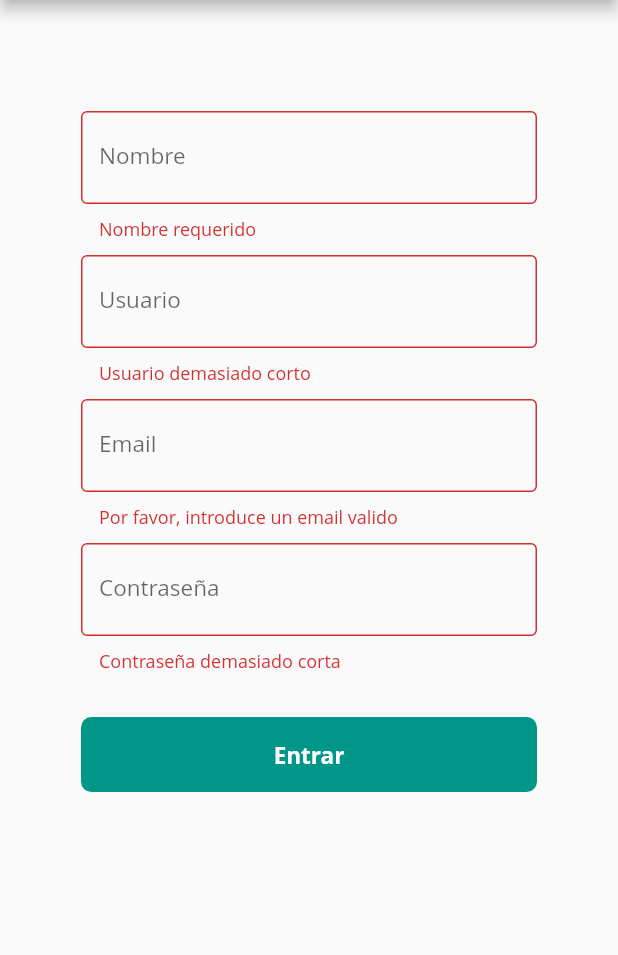
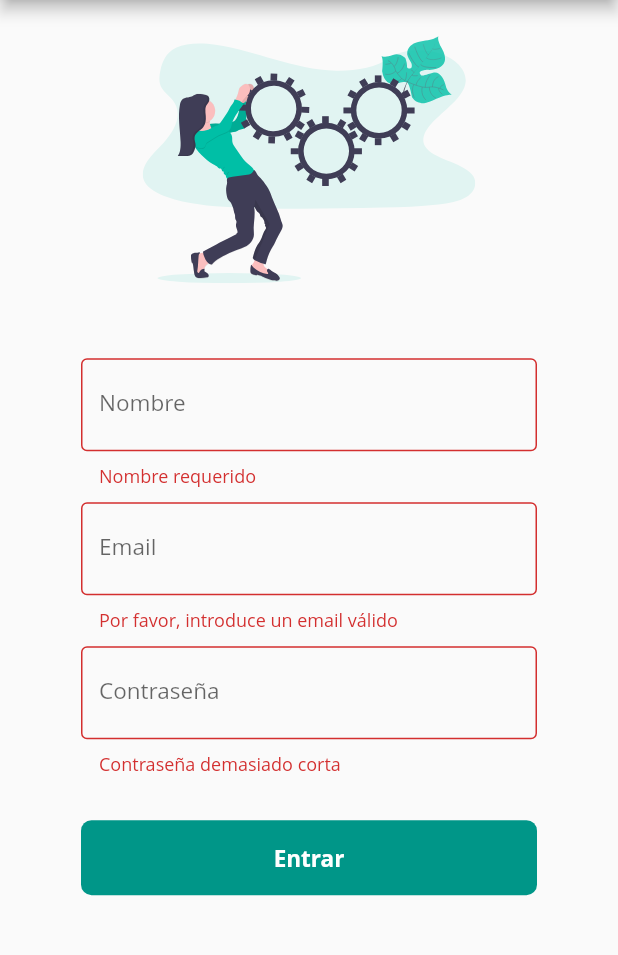
Before and after one commit to raulruval/entrenados, a Flutter app: the CreateAccount screen opened directly, on a phone screen of 412 x 824 dp, the part 84-1039 px from its top. Run offline on Flutter 3.47's test engine with Material 2 defaults, Android fonts, the phone set to English and light mode, and no system bars; our stand-ins replace auto_size_text, cached_network_image, chewie, cloud_firestore, device_preview, firebase_auth and 8 more; missing offline and left inert: animator, flutter_duration_picker, flutter_video_compress; accounts and stored records are empty; Roboto replaces fonts that are missing (default); statements that could not run were skipped.

Commit message:
it6-v3.6

```diff
--- a/entrenados/lib/pages/create_account.dart
+++ b/entrenados/lib/pages/create_account.dart
@@ -6,6 +6,7 @@ import 'package:entrenados/pages/home.dart';
 import 'package:firebase_auth/firebase_auth.dart';
 import 'package:flutter/material.dart';
 import 'package:entrenados/widgets/header.dart';
+import 'package:flutter_svg/svg.dart';
 
 class CreateAccount extends StatefulWidget {
   @override
@@ -55,8 +56,7 @@ class _CreateAccountState extends State<CreateAccount> {
           content: SingleChildScrollView(
             child: ListBody(
               children: <Widget>[
-                Text(
-                    texto),
+                Text(texto),
               ],
             ),
           ),
@@ -78,7 +78,8 @@ class _CreateAccountState extends State<CreateAccount> {
       _formKey.currentState.save();
       oldUser = await _checkIfExists(user.username);
       if (oldUser) {
-        showAlertRegister('El usuario introducido ya existe, por favor, intentelo de nuevo con uno distinto.');
+        showAlertRegister(
+            'El usuario introducido ya existe, por favor, intentelo de nuevo con uno distinto.');
       } else {
         signUpUser()
             .then((uid) => {user.id = uid.toString()})
@@ -93,7 +94,8 @@ class _CreateAccountState extends State<CreateAccount> {
           });
         }).catchError((onError) {
           print(onError);
-          showAlertRegister('El email introducido ya existe, por favor, intentelo de nuevo con uno distinto.');
+          showAlertRegister(
+              'El email introducido ya existe, por favor, intentelo de nuevo con uno distinto.');
         });
       }
     }
@@ -124,6 +126,12 @@ class _CreateAccountState extends State<CreateAccount> {
                 child: Column(
                   crossAxisAlignment: CrossAxisAlignment.start,
                   children: <Widget>[
+                    MediaQuery.of(context).orientation == Orientation.portrait ? Center(
+                      child: SvgPicture.asset(
+                        'assets/img/start.svg',
+                        height: MediaQuery.of(context).size.height * 0.2,
+                      ),
+                    ) : SizedBox.shrink(),
                     Padding(
                       padding:
                           EdgeInsets.only(left: 30.0, right: 30, top: 50.0),
@@ -136,7 +144,8 @@ class _CreateAccountState extends State<CreateAccount> {
                               return null;
                             }
                           },
-                          onSaved: (val) => user.displayName = val.trim().toUpperCase(),
+                          onSaved: (val) =>
+                              user.displayName = val.trim().toUpperCase(),
                           decoration: InputDecoration(
                             border: OutlineInputBorder(),
                             labelText: "Nombre",
@@ -152,34 +161,10 @@ class _CreateAccountState extends State<CreateAccount> {
                       child: Container(
                         child: TextFormField(
                           validator: (val) {
-                            if (val.isEmpty) {
-                              return 'Usuario demasiado corto';
-                            } else if (val.trim().length > 10) {
-                              return 'Usuario demasiado largo';
-                            } else {
-                              return null;
-                            }
-                          },
-                          onSaved: (val) => user.username = val.trim(),
-                          decoration: InputDecoration(
-                            border: OutlineInputBorder(),
-                            labelText: "Usuario",
-                            labelStyle: TextStyle(fontSize: 15.0),
-                            hintText: "Nombre por el que serás visible",
-                          ),
-                        ),
-                      ),
-                    ),
-                    Padding(
-                      padding:
-                          EdgeInsets.only(left: 30.0, right: 30, top: 10.0),
-                      child: Container(
-                        child: TextFormField(
-                          validator: (val) {
                             if (!RegExp(
                                     r"[a-z0-9!#$%&'*+/=?^_`{|}~-]+(?:\.[a-z0-9!#$%&'*+/=?^_`{|}~-]+)*@(?:[a-z0-9](?:[a-z0-9-]*[a-z0-9])?\.)+[a-z0-9](?:[a-z0-9-]*[a-z0-9])?")
                                 .hasMatch(val)) {
-                              return 'Por favor, introduce un email valido';
+                              return 'Por favor, introduce un email válido';
                             } else {
                               return null;
                             }
--- a/entrenados/lib/pages/create_google_account.dart
+++ b/entrenados/lib/pages/create_google_account.dart
@@ -22,7 +22,7 @@ class _CreateGoogleAccountState extends State<CreateGoogleAccount> {
       barrierDismissible: false, // user must tap button!
       builder: (BuildContext context) {
         return AlertDialog(
-          title: Text('Email existente'),
+          title: Text('Usuario existente'),
           content: SingleChildScrollView(
             child: ListBody(
               children: <Widget>[
--- a/entrenados/pubspec.yaml
+++ b/entrenados/pubspec.yaml
@@ -90,3 +90,4 @@ flutter:
     - assets/img/addPhoto.png
     - videos/KettlebellTraining.mp4
     - assets/img/nofavPosts.svg
+    - assets/img/start.svg
```
Also changed, not shown: entrenados/lib/pages/home.dart (+21 -4 lines), entrenados/assets/img/start.svg (added).
